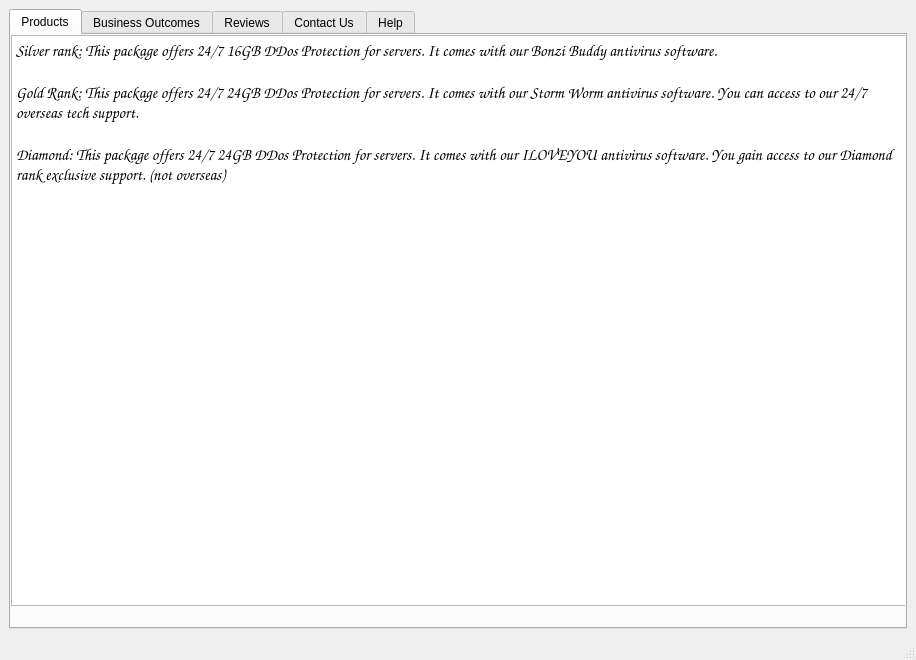
First picture: the form in iCyberSecurity/mainwindow.ui, repository shatfield4/iCyberSecurity, before the edit.
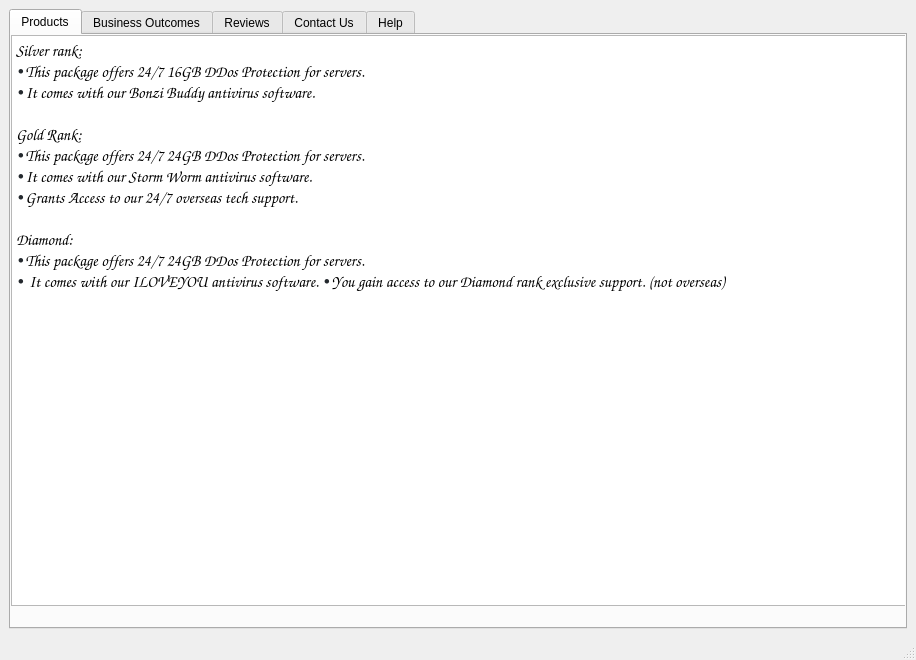
Second picture: the form after the edit. The open tabs and pages were chosen to show the change.

The edit to the form file:
```diff
--- a/iCyberSecurity/mainwindow.ui
+++ b/iCyberSecurity/mainwindow.ui
@@ -44,11 +44,18 @@
 &lt;html&gt;&lt;head&gt;&lt;meta name=&quot;qrichtext&quot; content=&quot;1&quot; /&gt;&lt;style type=&quot;text/css&quot;&gt;
 p, li { white-space: pre-wrap; }
 &lt;/style&gt;&lt;/head&gt;&lt;body style=&quot; font-family:'Comic Sans MS'; font-size:12pt; font-weight:400; font-style:normal;&quot;&gt;
-&lt;p style=&quot; margin-top:0px; margin-bottom:0px; margin-left:0px; margin-right:0px; -qt-block-indent:0; text-indent:0px;&quot;&gt;Silver rank: This package offers 24/7 16GB DDos Protection for servers. It comes with our Bonzi Buddy antivirus software.&lt;/p&gt;
+&lt;p style=&quot; margin-top:0px; margin-bottom:0px; margin-left:0px; margin-right:0px; -qt-block-indent:0; text-indent:0px;&quot;&gt;Silver rank: &lt;/p&gt;
+&lt;p style=&quot; margin-top:0px; margin-bottom:0px; margin-left:0px; margin-right:0px; -qt-block-indent:0; text-indent:0px;&quot;&gt;&lt;span style=&quot; font-family:'-apple-system,BlinkMacSystemFont,Segoe UI,Helvetica,Arial,sans-serif,Apple Color Emoji,Segoe UI Emoji,Segoe UI Symbol'; color:#24292e;&quot;&gt;•&lt;/span&gt;This package offers 24/7 16GB DDos Protection for servers. &lt;/p&gt;
+&lt;p style=&quot; margin-top:0px; margin-bottom:0px; margin-left:0px; margin-right:0px; -qt-block-indent:0; text-indent:0px;&quot;&gt;&lt;span style=&quot; font-family:'-apple-system,BlinkMacSystemFont,Segoe UI,Helvetica,Arial,sans-serif,Apple Color Emoji,Segoe UI Emoji,Segoe UI Symbol'; color:#24292e;&quot;&gt;•&lt;/span&gt;It comes with our Bonzi Buddy antivirus software.&lt;/p&gt;
 &lt;p style=&quot;-qt-paragraph-type:empty; margin-top:0px; margin-bottom:0px; margin-left:0px; margin-right:0px; -qt-block-indent:0; text-indent:0px;&quot;&gt;&lt;br /&gt;&lt;/p&gt;
-&lt;p style=&quot; margin-top:0px; margin-bottom:0px; margin-left:0px; margin-right:0px; -qt-block-indent:0; text-indent:0px;&quot;&gt;Gold Rank: This package offers 24/7 24GB DDos Protection for servers. It comes with our Storm Worm antivirus software. You can access to our 24/7 overseas tech support.   &lt;/p&gt;
+&lt;p style=&quot; margin-top:0px; margin-bottom:0px; margin-left:0px; margin-right:0px; -qt-block-indent:0; text-indent:0px;&quot;&gt;Gold Rank: &lt;/p&gt;
+&lt;p style=&quot; margin-top:0px; margin-bottom:0px; margin-left:0px; margin-right:0px; -qt-block-indent:0; text-indent:0px;&quot;&gt;&lt;span style=&quot; font-family:'-apple-system,BlinkMacSystemFont,Segoe UI,Helvetica,Arial,sans-serif,Apple Color Emoji,Segoe UI Emoji,Segoe UI Symbol'; color:#24292e;&quot;&gt;•&lt;/span&gt;This package offers 24/7 24GB DDos Protection for servers. &lt;/p&gt;
+&lt;p style=&quot; margin-top:0px; margin-bottom:0px; margin-left:0px; margin-right:0px; -qt-block-indent:0; text-indent:0px;&quot;&gt;&lt;span style=&quot; font-family:'-apple-system,BlinkMacSystemFont,Segoe UI,Helvetica,Arial,sans-serif,Apple Color Emoji,Segoe UI Emoji,Segoe UI Symbol'; color:#24292e;&quot;&gt;•&lt;/span&gt;It comes with our Storm Worm antivirus software. &lt;/p&gt;
+&lt;p style=&quot; margin-top:0px; margin-bottom:0px; margin-left:0px; margin-right:0px; -qt-block-indent:0; text-indent:0px;&quot;&gt;&lt;span style=&quot; font-family:'-apple-system,BlinkMacSystemFont,Segoe UI,Helvetica,Arial,sans-serif,Apple Color Emoji,Segoe UI Emoji,Segoe UI Symbol'; color:#24292e;&quot;&gt;•&lt;/span&gt;Grants Access to our 24/7 overseas tech support.   &lt;/p&gt;
 &lt;p style=&quot;-qt-paragraph-type:empty; margin-top:0px; margin-bottom:0px; margin-left:0px; margin-right:0px; -qt-block-indent:0; text-indent:0px;&quot;&gt;&lt;br /&gt;&lt;/p&gt;
-&lt;p style=&quot; margin-top:0px; margin-bottom:0px; margin-left:0px; margin-right:0px; -qt-block-indent:0; text-indent:0px;&quot;&gt;Diamond: This package offers 24/7 24GB DDos Protection for servers. It comes with our ILOVEYOU antivirus software. You gain access to our Diamond rank exclusive support. (not overseas)&lt;/p&gt;&lt;/body&gt;&lt;/html&gt;</string>
+&lt;p style=&quot; margin-top:0px; margin-bottom:0px; margin-left:0px; margin-right:0px; -qt-block-indent:0; text-indent:0px;&quot;&gt;Diamond: &lt;/p&gt;
+&lt;p style=&quot; margin-top:0px; margin-bottom:0px; margin-left:0px; margin-right:0px; -qt-block-indent:0; text-indent:0px;&quot;&gt;&lt;span style=&quot; font-family:'-apple-system,BlinkMacSystemFont,Segoe UI,Helvetica,Arial,sans-serif,Apple Color Emoji,Segoe UI Emoji,Segoe UI Symbol'; color:#24292e;&quot;&gt;•&lt;/span&gt;This package offers 24/7 24GB DDos Protection for servers.&lt;/p&gt;
+&lt;p style=&quot; margin-top:0px; margin-bottom:0px; margin-left:0px; margin-right:0px; -qt-block-indent:0; text-indent:0px;&quot;&gt;&lt;span style=&quot; font-family:'-apple-system,BlinkMacSystemFont,Segoe UI,Helvetica,Arial,sans-serif,Apple Color Emoji,Segoe UI Emoji,Segoe UI Symbol'; color:#24292e;&quot;&gt;•&lt;/span&gt; It comes with our ILOVEYOU antivirus software. &lt;span style=&quot; font-family:'-apple-system,BlinkMacSystemFont,Segoe UI,Helvetica,Arial,sans-serif,Apple Color Emoji,Segoe UI Emoji,Segoe UI Symbol'; color:#24292e;&quot;&gt;•&lt;/span&gt;You gain access to our Diamond rank exclusive support. (not overseas)&lt;/p&gt;&lt;/body&gt;&lt;/html&gt;</string>
         </property>
        </widget>
       </widget>
```
Left out of the diff: 8 changed lines with no effect on the pictures.
